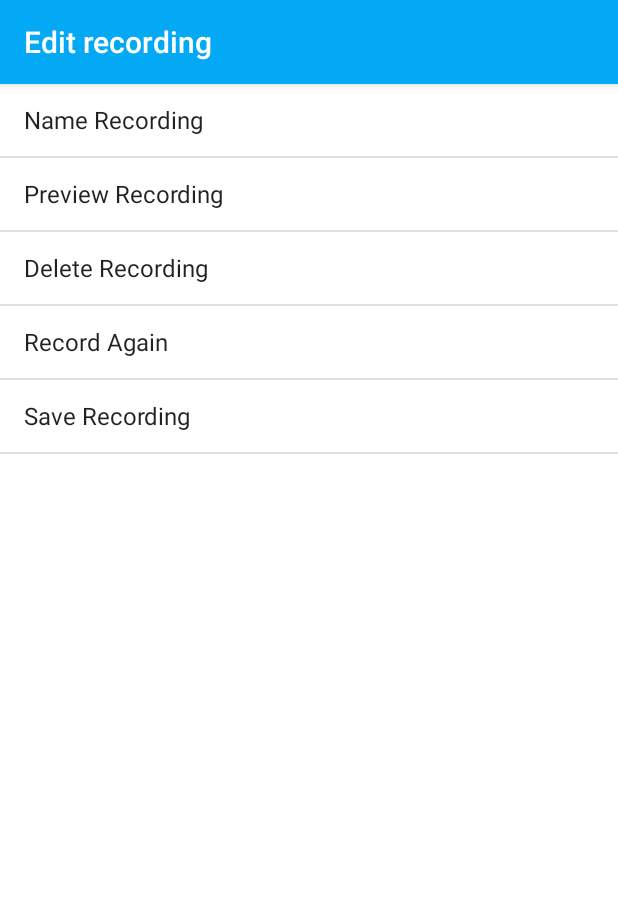
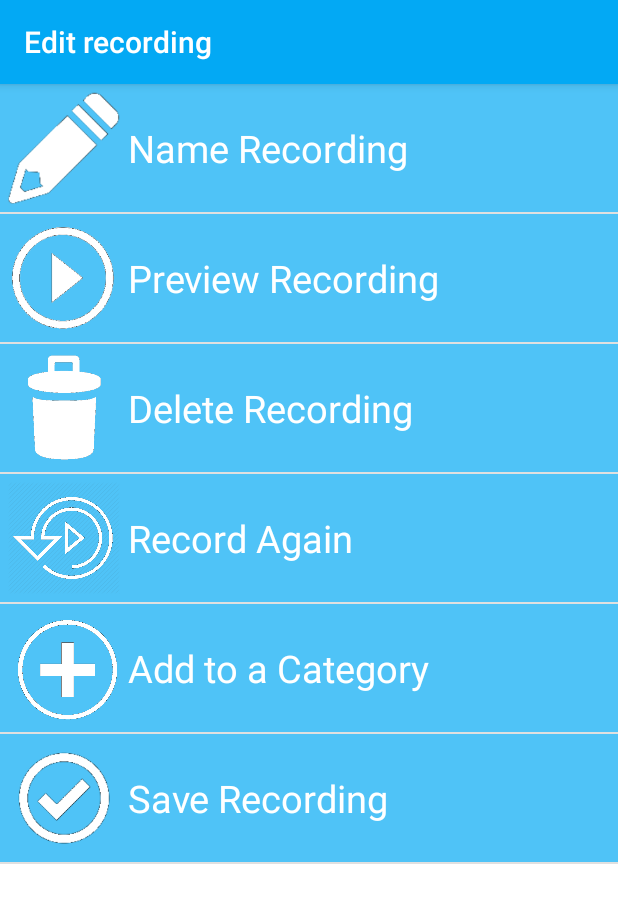
Before and after one commit to Donegaan/group4-SpeechTherapy, an Android app: the EditNewRecording screen opened directly, with no data from a screen before it, on a phone screen of 412 x 824 dp. Shown: the top 903 px of the screen. Run offline under Robolectric (Android 15) with nearby library versions, the phone set to English and light mode, and no system bars.

Commit message:
Added an edit recording activity where the user can edit a new recoridng

```diff
--- a/group04-SpeachTherapyApp/app/build.gradle
+++ b/group04-SpeachTherapyApp/app/build.gradle
@@ -30,6 +30,6 @@ dependencies {
     compile 'com.android.support:design:25.0.1'
     compile 'com.android.support:support-v4:25.2.0'
     compile 'com.android.support:support-vector-drawable:25.2.0'
+    compile 'com.android.support.constraint:constraint-layout:1.0.2'
     testCompile 'junit:junit:4.12'
-    compile 'com.android.support.constraint:constraint-layout:1.0.2'
 }
--- a/group04-SpeachTherapyApp/app/src/main/AndroidManifest.xml
+++ b/group04-SpeachTherapyApp/app/src/main/AndroidManifest.xml
@@ -16,14 +16,13 @@
             </intent-filter>
         </activity>
         <activity
-            android:name=".Record"
+            android:name=".RecordPage"
             android:label="@string/Recorder" />
         <activity android:name=".Categories" />
         <activity android:name=".AddCategory" />
         <activity
             android:name=".EditNewRecording"
             android:label="@string/title_activity_edit_new_recording" />
-        <activity android:name=".RecordPage" />
     </application>
 
 </manifest>
--- a/group04-SpeachTherapyApp/app/src/main/java/com/example/sweng04/speachtherapyapp/EditNewRecording.java
+++ b/group04-SpeachTherapyApp/app/src/main/java/com/example/sweng04/speachtherapyapp/EditNewRecording.java
@@ -1,24 +1,124 @@
 package com.example.sweng04.speachtherapyapp;
 
+import android.content.Context;
+import android.content.Intent;
+import android.content.res.Resources;
+import android.support.v7.app.AlertDialog;
 import android.support.v7.app.AppCompatActivity;
 import android.os.Bundle;
+import android.view.LayoutInflater;
+import android.view.View;
+import android.view.ViewGroup;
+import android.widget.AdapterView;
 import android.widget.ArrayAdapter;
+import android.widget.BaseAdapter;
+import android.widget.Button;
+import android.widget.EditText;
+import android.widget.ImageView;
 import android.widget.ListView;
+import android.widget.AdapterView.OnItemClickListener;
+import android.widget.TextView;
+import android.widget.Toast;
 
 
-public class EditNewRecording extends AppCompatActivity {
+public class EditNewRecording extends AppCompatActivity implements OnItemClickListener {
 
+    //String [] settingsArray;
+    String[] settingsArray = {"Name Recording", "Preview Recording", "Delete Recording", "Record Again","Add to a Category",
+            "Save Recording"};
+    int [] icons = {R.drawable.name_rec,R.drawable.play_button,R.drawable.delete_button,R.drawable.replay_rec,R.drawable.add_button,
+            R.drawable.save_rec};
     @Override
     protected void onCreate(Bundle savedInstanceState) {
         super.onCreate(savedInstanceState);
         setContentView(R.layout.activity_edit_new_recording);
 
+        //Resources res = getResources();
+
+        //settingsArray = res.getStringArray(R.array.settingsArray);
+
         ListView listView = (ListView) findViewById(R.id.edit_new_list); // Display Edit settings for new recording.
 
-        String[] settingsArray = {"Name Recording", "Preview Recording", "Delete Recording", "Record Again", "Save Recording"};
-        ArrayAdapter<String> adapter = new ArrayAdapter<String>(this, android.R.layout.simple_list_item_1,android.R.id.text1,settingsArray);
+        MyAdapter adapter = new MyAdapter();
 
         listView.setAdapter(adapter);
 
+        listView.setOnItemClickListener(EditNewRecording.this);
+
+    }
+
+    class MyAdapter extends BaseAdapter{
+
+
+        @Override
+        public int getCount() {
+            return icons.length;
+        }
+
+        @Override
+        public Object getItem(int position) {
+            return null;
+        }
+
+        @Override
+        public long getItemId(int position) {
+            return 0;
+        }
+
+        @Override
+        public View getView (int position, View view, ViewGroup parent){
+            view = getLayoutInflater().inflate(R.layout.edit_rec_row,parent,false);
+
+            ImageView icon = (ImageView) view.findViewById(R.id.edit_icon);
+            TextView setting = (TextView) view.findViewById(R.id.edit_rec_text);
+            setting.setText(settingsArray[position]);
+            icon.setImageResource(icons[position]);
+            return view;
+        }
+    }
+
+    @Override
+    public void onItemClick(AdapterView<?> parent, View view, int position, long id) {
+        switch (position){ // Does something according to what setting is selected.
+            case 0: // Name the new recording the user made
+                final AlertDialog.Builder nameBuilder = new AlertDialog.Builder(EditNewRecording.this); // Dialog box to enter new name.
+                View nameView = getLayoutInflater().inflate(R.layout.name_recording,null);
+                final EditText nameRec = (EditText) nameView.findViewById(R.id.name_rec_box);
+                Button saveName = (Button) nameView.findViewById(R.id.save_name);
+                nameBuilder.setView(nameView);
+                final AlertDialog dialog = nameBuilder.create();
+                dialog.show();
+
+                saveName.setOnClickListener(new View.OnClickListener() {
+                    @Override
+                    public void onClick(View v) {
+                        if (!nameRec.getText().toString().isEmpty()){
+                            Toast.makeText(EditNewRecording.this, "Recording name saved", Toast.LENGTH_LONG).show();
+                            dialog.dismiss();
+                        }else{
+                            Toast.makeText(EditNewRecording.this,"Enter a recording name",Toast.LENGTH_LONG).show();
+                        }
+
+                    }
+                });
+                break;
+            case 1:
+                //Play back recording
+                break;
+            case 2:
+                //Delete Recording
+            case 3:
+                Intent intent1 = new Intent(this, RecordPage.class);
+                startActivity(intent1);
+                break;
+            case 4:
+                //Add to a category
+                break;
+            case 5:
+                //Save the recording and go back to home screen.
+                Toast.makeText(this, "Recording Saved", Toast.LENGTH_LONG).show();
+                Intent intent = new Intent(this,Homepage.class);
+                startActivity(intent);
+        }
     }
 }
--- a/group04-SpeachTherapyApp/app/src/main/res/layout/activity_edit_new_recording.xml
+++ b/group04-SpeachTherapyApp/app/src/main/res/layout/activity_edit_new_recording.xml
@@ -9,7 +9,7 @@
     <ListView
         android:id="@+id/edit_new_list"
         android:layout_width="match_parent"
-        android:layout_height="wrap_content"
+        android:layout_height="0dp"
         android:layout_weight="1">
     </ListView>
 
--- /dev/null
+++ b/group04-SpeachTherapyApp/app/src/main/res/layout/edit_rec_row.xml
@@ -0,0 +1,25 @@
+<?xml version="1.0" encoding="utf-8"?>
+<LinearLayout xmlns:android="http://schemas.android.com/apk/res/android"
+    android:orientation="horizontal" android:layout_width="match_parent"
+    android:layout_height="match_parent">
+
+    <ImageView
+        android:layout_width="85dp"
+        android:layout_height="85dp"
+        android:padding="5dp"
+        android:background="@color/buttonColour"
+        android:foreground="@drawable/ripple_effect"
+        android:id="@+id/edit_icon"/>
+
+    <TextView
+        android:id="@+id/edit_rec_text"
+        android:foreground="@drawable/ripple_effect"
+        android:background="@color/buttonColour"
+        android:textColor="@android:color/white"
+        android:textSize="25sp"
+        android:paddingTop="25dp"
+        android:layout_width="wrap_content"
+        android:layout_height="85dp"
+        android:layout_weight="1" />
+
+</LinearLayout>
--- a/group04-SpeachTherapyApp/app/src/main/res/values/strings.xml
+++ b/group04-SpeachTherapyApp/app/src/main/res/values/strings.xml
@@ -18,6 +18,7 @@
     <string name="delete_rec">Delete Recording</string>
     <string name="Preview_rec">Preview Recording</string>
     <string name="Record_again">Record again</string>
+
 
     <!-- Strings related to Settings -->
 
@@ -90,4 +91,8 @@
     <string name="pref_ringtone_silent">Silent</string>
 
     <string name="pref_title_vibrate">Vibrate</string>
+    <string name="name_recording">Name Recording</string>
+    <string name="name">Name</string>
+    <string name="enter_recording_name">Enter recording name</string>
+    <string name="save_name">Save Name</string>
 </resources>
```
Also changed, not shown: group04-SpeachTherapyApp/app/src/main/res/layout/name_recording.xml (added, +37 -0 lines), group04-SpeachTherapyApp/app/src/main/res/drawable/add_button.png (added), group04-SpeachTherapyApp/app/src/main/res/drawable/delete_button.png (added), group04-SpeachTherapyApp/app/src/main/res/drawable/name_rec.png (added), group04-SpeachTherapyApp/app/src/main/res/drawable/play_button.png (added), group04-SpeachTherapyApp/app/src/main/res/drawable/replay_rec.png (added), group04-SpeachTherapyApp/app/src/main/res/drawable/save_rec.png (added), 28 other files.
